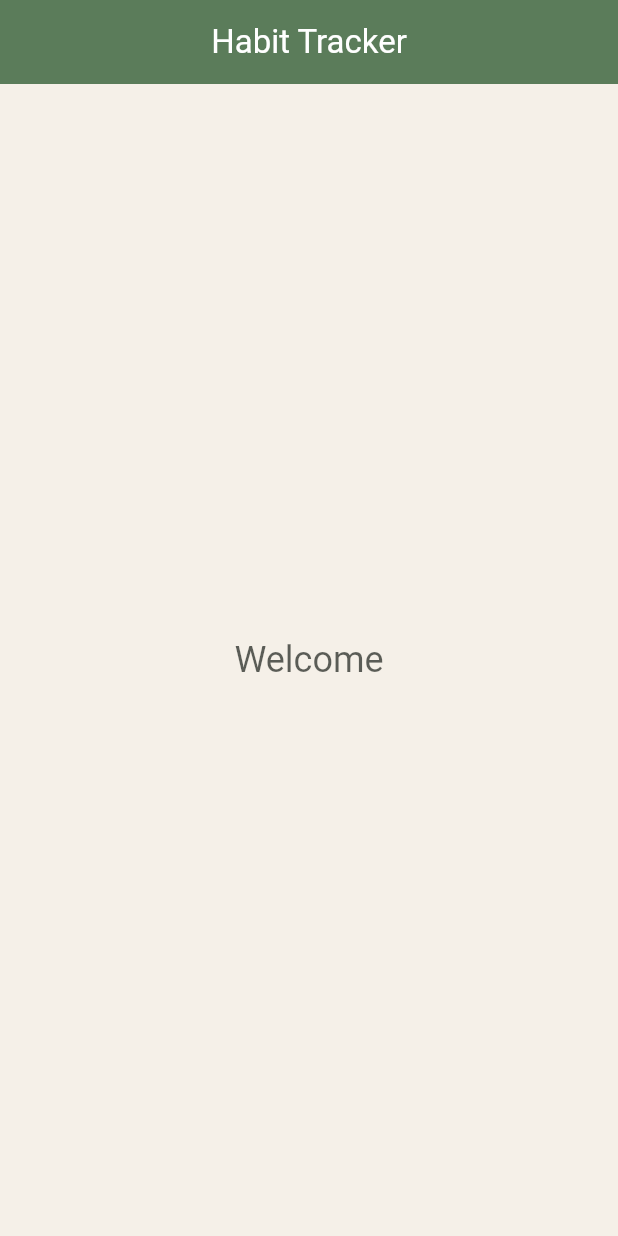
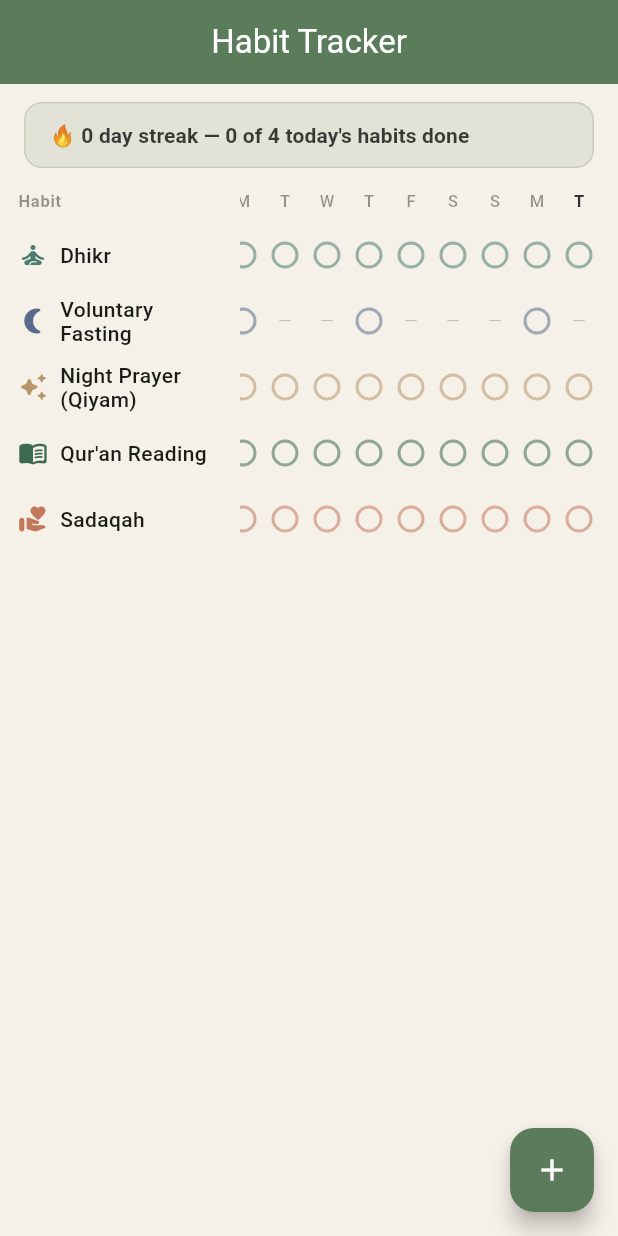
Before and after one commit to abshwabu/muslim-habit-tracker, a Flutter app: the screen it shows after launch, on a phone screen of 412 x 824 dp. Run offline on Flutter 3.47's test engine with Material 3 defaults, Android fonts, the phone set to English and light mode, and no system bars; our stand-ins replace flutter_riverpod, hive, hive_flutter; accounts and stored records are empty.

Commit message:
Add Loop-style habit grid HomeScreen with streak banner.
Co-authored-by: Cursor <cursoragent@cursor.com>

```diff
--- /dev/null
+++ b/lib/providers/grid_providers.dart
@@ -0,0 +1,38 @@
+import 'package:flutter_riverpod/flutter_riverpod.dart';
+
+import '../models/habit_log.dart';
+import '../services/habit_repository.dart';
+import 'grid_range_provider.dart';
+import 'habit_repository_provider.dart';
+import 'habits_provider.dart';
+
+/// Last [gridRangeProvider] calendar days, oldest → newest (today last).
+final gridDatesProvider = Provider<List<DateTime>>((ref) {
+  final n = ref.watch(gridRangeProvider);
+  final today = todayDate();
+  if (n <= 0) return const [];
+  return List<DateTime>.unmodifiable(
+    List.generate(n, (i) => today.subtract(Duration(days: n - 1 - i))),
+  );
+});
+
+/// Logs for the visible grid range, keyed by [HabitRepository.logKey].
+final gridLogsProvider = Provider<Map<String, HabitLog>>((ref) {
+  ref.watch(todayLogsRevisionProvider);
+  final dates = ref.watch(gridDatesProvider);
+  final repo = ref.watch(habitRepositoryProvider);
+  if (dates.isEmpty) return const {};
+
+  final logs = repo.getLogsForDateRange(dates.first, dates.last);
+  return {
+    for (final log in logs) HabitRepository.logKey(log.habitId, log.date): log,
+  };
+});
+
+/// How many of today's due habits are completed.
+final todayCompletionCountProvider = Provider<({int done, int total})>((ref) {
+  final due = ref.watch(dueTodayProvider);
+  final logs = ref.watch(todayLogsProvider);
+  final done = due.where((h) => logs[h.id]?.completed == true).length;
+  return (done: done, total: due.length);
+});
--- a/lib/providers/providers.dart
+++ b/lib/providers/providers.dart
@@ -1,6 +1,7 @@
 /// App Riverpod providers.
 library;
 
+export 'grid_providers.dart';
 export 'grid_range_provider.dart';
 export 'habit_repository_provider.dart';
 export 'habits_provider.dart';
--- /dev/null
+++ b/lib/screens/add_habit_screen.dart
@@ -0,0 +1,27 @@
+import 'package:flutter/material.dart';
+
+/// Placeholder until custom habit creation (Step 9) is implemented.
+class AddHabitScreen extends StatelessWidget {
+  const AddHabitScreen({super.key});
+
+  @override
+  Widget build(BuildContext context) {
+    return Scaffold(
+      appBar: AppBar(title: const Text('Add Habit')),
+      body: Center(
+        child: Padding(
+          padding: const EdgeInsets.all(24),
+          child: Text(
+            'Custom habit creation coming in Step 9.',
+            textAlign: TextAlign.center,
+            style: Theme.of(context).textTheme.bodyLarge?.copyWith(
+                  color: Theme.of(context).colorScheme.onSurface.withValues(
+                        alpha: 0.65,
+                      ),
+                ),
+          ),
+        ),
+      ),
+    );
+  }
+}
--- a/lib/screens/home_screen.dart
+++ b/lib/screens/home_screen.dart
@@ -1,23 +1,36 @@
 import 'package:flutter/material.dart';
+import 'package:flutter_riverpod/flutter_riverpod.dart';
 
-class HomeScreen extends StatelessWidget {
+import '../widgets/habit_grid.dart';
+import '../widgets/perfect_day_banner.dart';
+import 'add_habit_screen.dart';
+
+class HomeScreen extends ConsumerWidget {
   const HomeScreen({super.key});
 
   @override
-  Widget build(BuildContext context) {
+  Widget build(BuildContext context, WidgetRef ref) {
     return Scaffold(
       appBar: AppBar(
         title: const Text('Habit Tracker'),
       ),
-      body: Center(
-        child: Text(
-          'Welcome',
-          style: Theme.of(context).textTheme.headlineSmall?.copyWith(
-                color: Theme.of(context).colorScheme.onSurface.withValues(
-                      alpha: 0.7,
-                    ),
-              ),
-        ),
+      body: const Column(
+        crossAxisAlignment: CrossAxisAlignment.stretch,
+        children: [
+          PerfectDayBanner(),
+          Expanded(child: HabitGrid()),
+        ],
+      ),
+      floatingActionButton: FloatingActionButton(
+        onPressed: () {
+          Navigator.of(context).push(
+            MaterialPageRoute<void>(
+              builder: (_) => const AddHabitScreen(),
+            ),
+          );
+        },
+        tooltip: 'Add habit',
+        child: const Icon(Icons.add),
       ),
     );
   }
--- a/lib/services/habit_repository.dart
+++ b/lib/services/habit_repository.dart
@@ -1,5 +1,4 @@
 import 'package:hive/hive.dart';
-import 'package:intl/intl.dart';
 import 'package:uuid/uuid.dart';
 
 import '../models/habit.dart';
@@ -26,8 +25,6 @@ class HabitRepository {
 
   static const String perfectDayKey = 'singleton';
 
-  static final DateFormat _dateFormat = DateFormat('yyyy-MM-dd');
-
   final Box<Habit> _habits;
   final Box<HabitLog> _logs;
   final Box<HabitStreak> _streaks;
@@ -35,7 +32,12 @@ class HabitRepository {
   final Uuid _uuid;
 
   /// Formats [date] as `"yyyy-MM-dd"`.
-  static String formatDate(DateTime date) => _dateFormat.format(date);
+  static String formatDate(DateTime date) {
+    final y = date.year.toString().padLeft(4, '0');
+    final m = date.month.toString().padLeft(2, '0');
+    final d = date.day.toString().padLeft(2, '0');
+    return '$y-$m-$d';
+  }
 
   /// Deterministic Hive key for a habit+date log.
   static String logKey(String habitId, String date) => '$habitId|$date';
--- /dev/null
+++ b/lib/widgets/habit_grid.dart
@@ -0,0 +1,193 @@
+import 'package:flutter/material.dart';
+import 'package:flutter_riverpod/flutter_riverpod.dart';
+
+import '../models/habit.dart';
+import '../models/habit_log.dart';
+import '../providers/providers.dart';
+import '../services/habit_repository.dart';
+import '../services/schedule_calculator.dart';
+import 'habit_grid_cell.dart';
+import 'habit_ui_utils.dart';
+
+/// Loop / GitHub-style habit grid with a pinned name column.
+class HabitGrid extends ConsumerWidget {
+  const HabitGrid({super.key});
+
+  @override
+  Widget build(BuildContext context, WidgetRef ref) {
+    final habits = ref.watch(habitsProvider);
+    final dates = ref.watch(gridDatesProvider);
+    final logs = ref.watch(gridLogsProvider);
+
+    if (habits.isEmpty) {
+      return Center(
+        child: Text(
+          'No active habits yet',
+          style: Theme.of(context).textTheme.bodyLarge?.copyWith(
+                color: Theme.of(context).colorScheme.onSurface.withValues(
+                      alpha: 0.55,
+                    ),
+              ),
+        ),
+      );
+    }
+
+    return LayoutBuilder(
+      builder: (context, constraints) {
+        const horizontalPadding = 24.0;
+        final daysWidth = (constraints.maxWidth -
+                kHabitNameColumnWidth -
+                horizontalPadding)
+            .clamp(0.0, double.infinity);
+
+        return SingleChildScrollView(
+          padding: const EdgeInsets.fromLTRB(12, 0, 12, 88),
+          child: Row(
+            crossAxisAlignment: CrossAxisAlignment.start,
+            children: [
+              Column(
+                crossAxisAlignment: CrossAxisAlignment.start,
+                children: [
+                  SizedBox(
+                    width: kHabitNameColumnWidth,
+                    height: kGridHeaderHeight,
+                    child: Align(
+                      alignment: Alignment.centerLeft,
+                      child: Text(
+                        'Habit',
+                        style:
+                            Theme.of(context).textTheme.labelSmall?.copyWith(
+                                  color: Theme.of(context)
+                                      .colorScheme
+                                      .onSurface
+                                      .withValues(alpha: 0.45),
+                                  fontWeight: FontWeight.w600,
+                                ),
+                      ),
+                    ),
+                  ),
+                  for (final habit in habits) HabitNameCell(habit: habit),
+                ],
+              ),
+              SizedBox(
+                width: daysWidth,
+                child: _HorizontalDays(
+                  dates: dates,
+                  habits: habits,
+                  logs: logs,
+                ),
+              ),
+            ],
+          ),
+        );
+      },
+    );
+  }
+}
+
+/// Scrollable day columns; jumps to the trailing edge (most recent / today).
+class _HorizontalDays extends StatefulWidget {
+  const _HorizontalDays({
+    required this.dates,
+    required this.habits,
+    required this.logs,
+  });
+
+  final List<DateTime> dates;
+  final List<Habit> habits;
+  final Map<String, HabitLog> logs;
+
+  @override
+  State<_HorizontalDays> createState() => _HorizontalDaysState();
+}
+
+class _HorizontalDaysState extends State<_HorizontalDays> {
+  final _controller = ScrollController();
+
+  @override
+  void initState() {
+    super.initState();
+    WidgetsBinding.instance.addPostFrameCallback((_) {
+      if (!_controller.hasClients) return;
+      final max = _controller.position.maxScrollExtent;
+      if (max > 0) _controller.jumpTo(max);
+    });
+  }
+
+  @override
+  void dispose() {
+    _controller.dispose();
+    super.dispose();
+  }
+
+  @override
+  Widget build(BuildContext context) {
+    return SingleChildScrollView(
+      controller: _controller,
+      scrollDirection: Axis.horizontal,
+      child: Consumer(
+        builder: (context, ref, _) {
+          return Column(
+            crossAxisAlignment: CrossAxisAlignment.start,
+            children: [
+              Row(
+                children: [
+                  for (final date in widget.dates)
+                    HabitGridDayHeader(date: date),
+                ],
+              ),
+              for (final habit in widget.habits)
+                _HabitCellsRow(
+                  habit: habit,
+                  dates: widget.dates,
+                  logs: widget.logs,
+                  onToggle: (date) {
+                    ref
+                        .read(habitsProvider.notifier)
+                        .toggleCompletion(habit.id, date: date);
+                  },
+                ),
+            ],
+          );
+        },
+      ),
+    );
+  }
+}
+
+class _HabitCellsRow extends StatelessWidget {
+  const _HabitCellsRow({
+    required this.habit,
+    required this.dates,
+    required this.logs,
+    required this.onToggle,
+  });
+
+  final Habit habit;
+  final List<DateTime> dates;
+  final Map<String, HabitLog> logs;
+  final void Function(DateTime date) onToggle;
+
+  @override
+  Widget build(BuildContext context) {
+    return Row(
+      children: [
+        for (final date in dates)
+          HabitGridCell(
+            habit: habit,
+            date: date,
+            completed: _completed(habit, date),
+            onToggle: isDueOn(habit, date) ? () => onToggle(date) : null,
+          ),
+      ],
+    );
+  }
+
+  bool _completed(Habit habit, DateTime date) {
+    final key = HabitRepository.logKey(
+      habit.id,
+      HabitRepository.formatDate(date),
+    );
+    return logs[key]?.completed ?? false;
+  }
+}
--- /dev/null
+++ b/lib/widgets/habit_grid_cell.dart
@@ -0,0 +1,144 @@
+import 'package:flutter/material.dart';
+
+import '../models/habit.dart';
+import '../services/habit_repository.dart';
+import '../services/schedule_calculator.dart';
+import 'habit_ui_utils.dart';
+
+/// Single grid cell: not-due dash, empty circle, or filled circle.
+class HabitGridCell extends StatelessWidget {
+  const HabitGridCell({
+    super.key,
+    required this.habit,
+    required this.date,
+    required this.completed,
+    required this.onToggle,
+  });
+
+  final Habit habit;
+  final DateTime date;
+  final bool completed;
+  final VoidCallback? onToggle;
+
+  @override
+  Widget build(BuildContext context) {
+    final due = isDueOn(habit, date);
+    final today = DateTime.now();
+    final dateOnly = DateTime(date.year, date.month, date.day);
+    final todayOnly = DateTime(today.year, today.month, today.day);
+    final isFuture = dateOnly.isAfter(todayOnly);
+    final tappable = due && !isFuture && onToggle != null;
+
+    final color = colorFromHex(habit.colorHex);
+    final muted = Theme.of(context).colorScheme.onSurface.withValues(alpha: 0.22);
+
+    Widget glyph;
+    if (!due) {
+      glyph = Text(
+        '–',
+        style: TextStyle(
+          color: muted,
+          fontSize: 16,
+          fontWeight: FontWeight.w300,
+          height: 1,
+        ),
+      );
+    } else if (completed) {
+      glyph = Container(
+        width: 18,
+        height: 18,
+        decoration: BoxDecoration(
+          color: color,
+          shape: BoxShape.circle,
+        ),
+      );
+    } else {
+      glyph = Container(
+        width: 18,
+        height: 18,
+        decoration: BoxDecoration(
+          shape: BoxShape.circle,
+          border: Border.all(color: color.withValues(alpha: 0.55), width: 2),
+        ),
+      );
+    }
+
+    return SizedBox(
+      width: kGridCellSize,
+      height: kGridRowHeight,
+      child: Material(
+        color: Colors.transparent,
+        child: InkWell(
+          onTap: tappable ? onToggle : null,
+          customBorder: const CircleBorder(),
+          child: Center(child: glyph),
+        ),
+      ),
+    );
+  }
+}
+
+/// Day-of-week letter above a column.
+class HabitGridDayHeader extends StatelessWidget {
+  const HabitGridDayHeader({super.key, required this.date});
+
+  final DateTime date;
+
+  static const _letters = ['M', 'T', 'W', 'T', 'F', 'S', 'S'];
+
+  @override
+  Widget build(BuildContext context) {
+    final isToday = HabitRepository.formatDate(date) ==
+        HabitRepository.formatDate(DateTime.now());
+    final style = Theme.of(context).textTheme.labelSmall?.copyWith(
+          color: Theme.of(context).colorScheme.onSurface.withValues(
+                alpha: isToday ? 0.9 : 0.45,
+              ),
+          fontWeight: isToday ? FontWeight.w700 : FontWeight.w500,
+        );
+
+    return SizedBox(
+      width: kGridCellSize,
+      height: kGridHeaderHeight,
+      child: Center(
+        child: Text(_letters[date.weekday - 1], style: style),
+      ),
+    );
+  }
+}
+
+class HabitNameCell extends StatelessWidget {
+  const HabitNameCell({super.key, required this.habit});
+
+  final Habit habit;
+
+  @override
+  Widget build(BuildContext context) {
+    final color = colorFromHex(habit.colorHex);
+
+    return SizedBox(
+      width: kHabitNameColumnWidth,
+      height: kGridRowHeight,
+      child: Padding(
+        padding: const EdgeInsets.only(right: 8),
+        child: Row(
+          children: [
+            Icon(habitIconData(habit.icon), size: 20, color: color),
+            const SizedBox(width: 8),
+            Expanded(
+              child: Text(
+                habit.name,
+                maxLines: 2,
+                overflow: TextOverflow.ellipsis,
+                style: Theme.of(context).textTheme.bodyMedium?.copyWith(
+                      fontWeight: FontWeight.w500,
+                      height: 1.15,
+                    ),
+              ),
+            ),
+          ],
+        ),
+      ),
+    );
+  }
+}
--- /dev/null
+++ b/lib/widgets/habit_ui_utils.dart
@@ -0,0 +1,30 @@
+import 'package:flutter/material.dart';
+
+/// Parses `#RRGGBB` / `#AARRGGBB` into a [Color].
+Color colorFromHex(String hex) {
+  var cleaned = hex.replaceFirst('#', '');
+  if (cleaned.length == 6) cleaned = 'FF$cleaned';
+  return Color(int.parse(cleaned, radix: 16));
+}
+
+IconData habitIconData(String key) {
+  switch (key) {
+    case 'book':
+      return Icons.menu_book_rounded;
+    case 'prayer-beads':
+      return Icons.self_improvement_rounded;
+    case 'heart-hand':
+      return Icons.volunteer_activism_rounded;
+    case 'moon-star':
+      return Icons.nightlight_round;
+    case 'stars':
+      return Icons.auto_awesome_rounded;
+    default:
+      return Icons.circle_outlined;
+  }
+}
+
+const double kHabitNameColumnWidth = 148;
+const double kGridCellSize = 28;
+const double kGridRowHeight = 44;
+const double kGridHeaderHeight = 28;
--- /dev/null
+++ b/lib/widgets/perfect_day_banner.dart
@@ -0,0 +1,36 @@
+import 'package:flutter/material.dart';
+import 'package:flutter_riverpod/flutter_riverpod.dart';
+
+import '../providers/providers.dart';
+
+/// Top banner: perfect-day streak + today's completion progress.
+class PerfectDayBanner extends ConsumerWidget {
+  const PerfectDayBanner({super.key});
+
+  @override
+  Widget build(BuildContext context, WidgetRef ref) {
+    final streak = ref.watch(perfectDayStreakProvider).currentStreak;
+    final progress = ref.watch(todayCompletionCountProvider);
+    final scheme = Theme.of(context).colorScheme;
+
+    return Container(
+      width: double.infinity,
+      margin: const EdgeInsets.fromLTRB(16, 12, 16, 8),
+      padding: const EdgeInsets.symmetric(horizontal: 16, vertical: 12),
+      decoration: BoxDecoration(
+        color: scheme.primary.withValues(alpha: 0.12),
+        borderRadius: BorderRadius.circular(12),
+        border: Border.all(color: scheme.primary.withValues(alpha: 0.2)),
+      ),
+      child: Text(
+        '🔥 $streak day streak — ${progress.done} of ${progress.total} '
+        "today's habits done",
+        style: Theme.of(context).textTheme.titleSmall?.copyWith(
+              color: scheme.onSurface.withValues(alpha: 0.85),
+              fontWeight: FontWeight.w600,
+              height: 1.3,
+            ),
+      ),
+    );
+  }
+}
```
Also changed, not shown: 2 other files.
